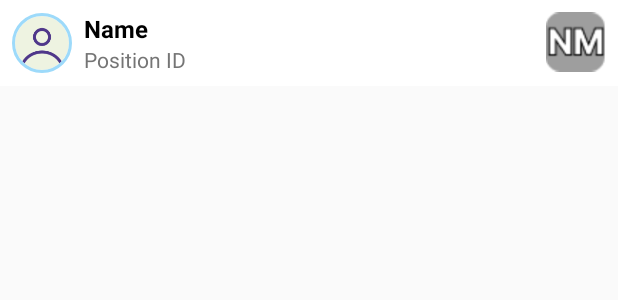
After one commit to vr1322/attendance, an Android app: the layout item_child_attendance.xml on its own in the app's theme, with its tools: preview values and no code run, on a phone screen of 412 x 824 dp. The commit adds this screen. Shown: the top 300 px of the screen. Run offline under Robolectric (Android 15) with nearby library versions, the phone set to English and light mode, and no system bars; network calls fail.

Commit message:
attendance report

```diff
--- a/app/src/main/java/com/example/attendance/Attendance.java
+++ b/app/src/main/java/com/example/attendance/Attendance.java
@@ -12,10 +12,11 @@ public class Attendance {
     private String date;
 
     // Constructor
-    public Attendance(String employeeId, String employeeName, String inTime, String outTime,
+    public Attendance(String employeeId, String employeeName,String branch, String inTime, String outTime,
                       String attendanceStatus, String geofencedStatus, String date) {
         this.employeeId = employeeId;
         this.employeeName = employeeName;
+        this.branch = branch;
         this.inTime = inTime;
         this.outTime = outTime;
         this.attendanceStatus = attendanceStatus;
--- /dev/null
+++ b/app/src/main/res/layout/item_child_attendance.xml
@@ -0,0 +1,54 @@
+<LinearLayout xmlns:android="http://schemas.android.com/apk/res/android"
+    android:layout_width="match_parent"
+    android:layout_height="wrap_content"
+    xmlns:app="http://schemas.android.com/apk/res-auto"
+    android:orientation="horizontal"
+    android:background="@color/white"
+    android:padding="8dp">
+
+    <de.hdodenhof.circleimageview.CircleImageView
+        android:id="@+id/profile_pic"
+        android:layout_width="40dp"
+        android:layout_height="40dp"
+        android:src="@drawable/ic_profile"
+        android:layout_gravity="center_vertical"
+        app:civ_border_width="@dimen/dp2"
+        app:civ_border_color="@color/blue"/>
+
+    <LinearLayout
+        android:layout_width="0dp"
+        android:layout_height="wrap_content"
+        android:layout_weight="1"
+        android:orientation="vertical"
+        android:paddingStart="8dp"
+        android:gravity="center_vertical">
+
+        <TextView
+            android:id="@+id/employee_name"
+            android:layout_width="wrap_content"
+            android:layout_height="wrap_content"
+            android:background="@color/white"
+            android:text="Name"
+            android:textSize="16sp"
+            android:textColor="#000000"
+            android:textStyle="bold" />
+
+
+        <TextView
+            android:id="@+id/employee_details"
+            android:layout_width="wrap_content"
+            android:layout_height="wrap_content"
+            android:background="@color/white"
+            android:text="Position ID"
+            android:textSize="14sp"
+            android:textColor="#757575" />
+
+
+    </LinearLayout>
+
+    <ImageView
+        android:id="@+id/attendance_status"
+        android:layout_width="@dimen/dp35"
+        android:layout_height="@dimen/dp35"
+        android:src="@drawable/ic_nm"/>
+</LinearLayout>
--- a/app/src/main/res/values/colors.xml
+++ b/app/src/main/res/values/colors.xml
@@ -6,4 +6,9 @@
     <color name="red">#C51010</color>
     <color name="blue">#9DDAFA</color>
     <color name="gray">#BDBDBD</color>
+    <color name="green">#4CAF50</color>      <!-- Present -->
+    <color name="orange">#FF9800</color>     <!-- Half Day -->
+    <color name="dark_blue">#3F51B5</color>       <!-- Overtime -->
+    <color name="darkgray">#9E9E9E</color>       <!-- Not Marked -->
+
 </resources>
```
Also changed, not shown: app/src/main/AndroidManifest.xml (+5 -5 lines), app/src/main/java/com/example/attendance/Employee.java (+16 -2 lines), app/src/main/java/com/example/attendance/ExpandableListAdapter.java (+42 -5 lines), app/src/main/java/com/example/attendance/MarkAttendanceActivity.java (added, +24 -0 lines), app/src/main/java/com/example/attendance/attendance_report.java (+250 -33 lines), app/src/main/java/com/example/attendance/emp_list.java (+9 -5 lines), app/src/main/res/layout/activity_mark_attendance.xml (added, +20 -0 lines), app/src/main/res/drawable/ic_a.png (added), app/src/main/res/drawable/ic_hf.png (added), app/src/main/res/drawable/ic_nm.png (added), app/src/main/res/drawable/ic_ot.png (added), app/src/main/res/drawable/ic_p.png (added).
